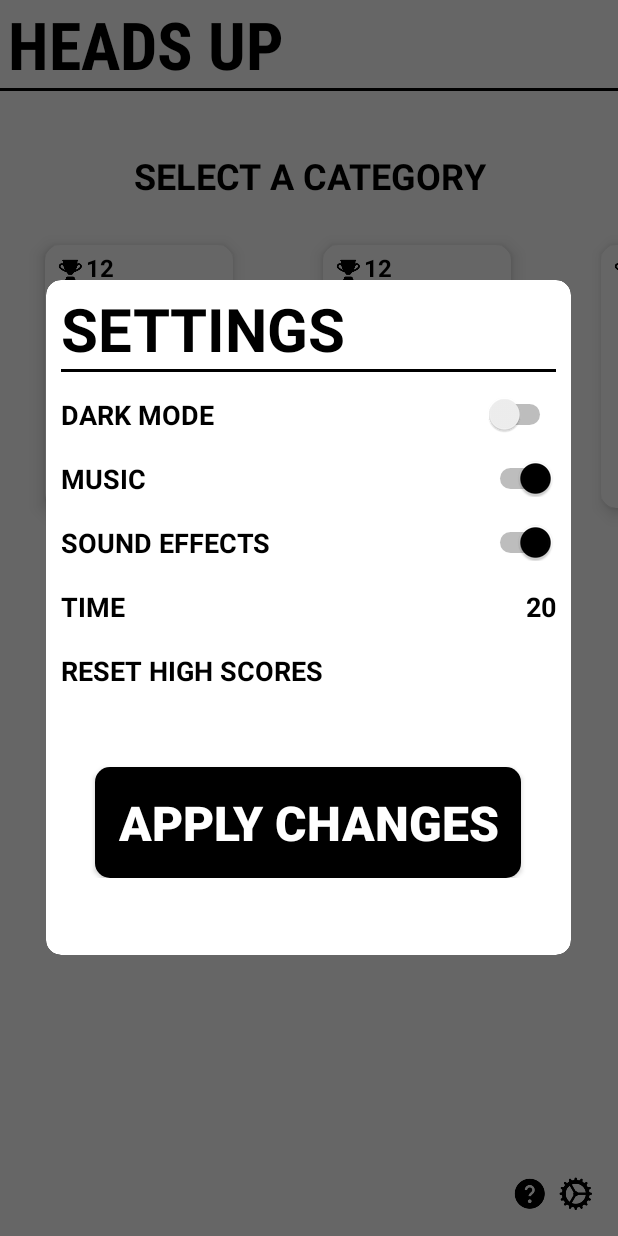
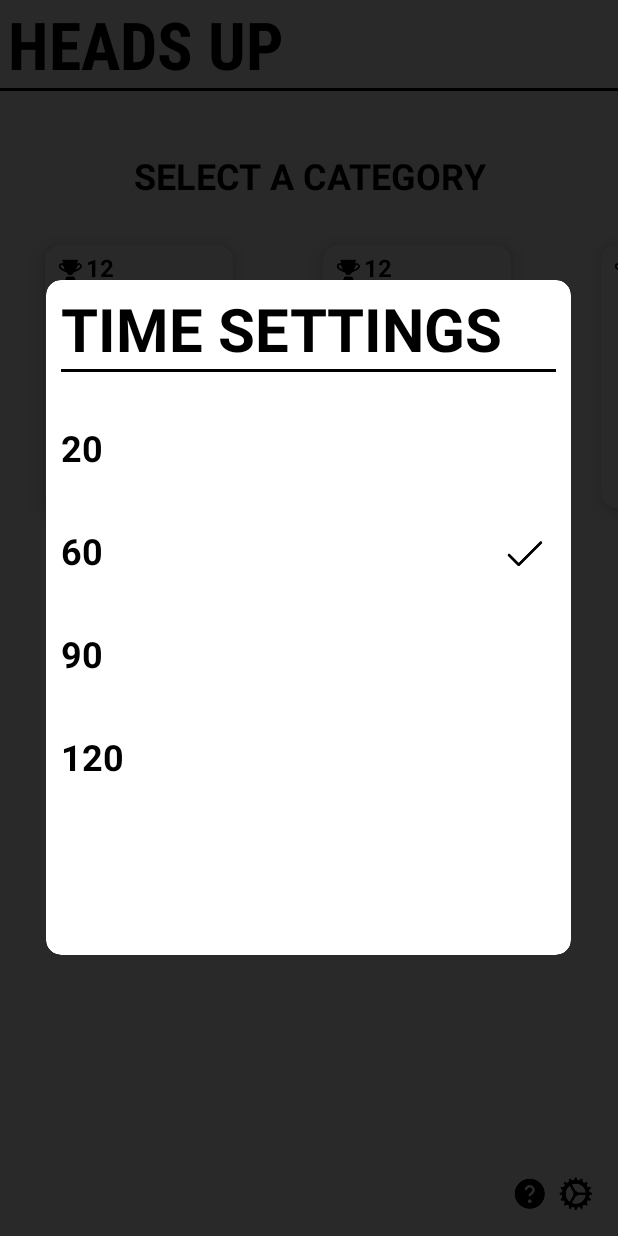
Before and after one commit to ivanvb/HeadsUp, an Android app: the fragment SettingsDialogFragment placed in its activity, after a tap on "TIME", on a phone screen of 412 x 824 dp. Run offline under Robolectric (Android 15) with nearby library versions, the phone set to English and light mode, and no system bars.

Commit message:
Added time change settings Dialog Fragment.
Added interface to communicate between Fragments.

Time can properly be changed from settings.

```diff
--- a/app/src/main/java/com/example/headsup/GameActivity.java
+++ b/app/src/main/java/com/example/headsup/GameActivity.java
@@ -15,6 +15,7 @@ import android.provider.MediaStore;
 import android.support.v7.app.AppCompatActivity;
 import android.os.Bundle;
 import android.util.Log;
+import android.view.KeyEvent;
 import android.view.Surface;
 import android.view.WindowManager;
 import android.widget.TextView;
@@ -42,6 +43,7 @@ public class GameActivity extends AppCompatActivity implements SensorEventListen
     TextView tvTimer;
     Context sensorContext;
     String correctText, incorrectText;
+    CountDownTimer timer, delayBeforeEndTimer;
 
     int STEP = 2000;
     int correct = 0, incorrect = 0;
@@ -204,7 +206,6 @@ public class GameActivity extends AppCompatActivity implements SensorEventListen
                 }
                 else
                 {
-                    //mpc.start();
                     tvWord.setText(currentWord);
                     soundAlreadyPlayed = false;
                 }
@@ -212,7 +213,6 @@ public class GameActivity extends AppCompatActivity implements SensorEventListen
 
             else
             {
-                //mpc.start();
                 if(tvWord.getText().toString().equals("Please adjust your device"))
                 {
                     tvWord.setText(currentWord);
@@ -262,7 +262,7 @@ public class GameActivity extends AppCompatActivity implements SensorEventListen
 
     private void startTimer()
     {
-        CountDownTimer timer = new CountDownTimer(millisecondsLeft, 1000) {
+        timer = new CountDownTimer(millisecondsLeft, 1000) {
             @Override
             public void onTick(long millisUntilFinished) {
 
@@ -294,11 +294,9 @@ public class GameActivity extends AppCompatActivity implements SensorEventListen
 
     }
 
-
-
     public void waitNSeconds(long n)
     {
-        CountDownTimer t = new CountDownTimer(1500, 1000) {
+        delayBeforeEndTimer = new CountDownTimer(1500, 1000) {
             @Override
             public void onTick(long millisUntilFinished) {
 
@@ -311,4 +309,20 @@ public class GameActivity extends AppCompatActivity implements SensorEventListen
             }
         }.start();
     }
+
+    @Override
+    public boolean onKeyDown(int keyCode, KeyEvent event)
+    {
+        if ((keyCode == KeyEvent.KEYCODE_BACK))
+        {
+            timer.cancel();
+            if(delayBeforeEndTimer != null)
+            {
+                delayBeforeEndTimer.cancel();
+            }
+
+            finish();
+        }
+        return super.onKeyDown(keyCode, event);
+    }
 }
--- /dev/null
+++ b/app/src/main/java/com/example/headsup/IFragmentListener.java
@@ -0,0 +1,5 @@
+package com.example.headsup;
+
+public interface IFragmentListener {
+    void onInputSent(String input);
+}
--- a/app/src/main/java/com/example/headsup/MainActivity.java
+++ b/app/src/main/java/com/example/headsup/MainActivity.java
@@ -31,7 +31,7 @@ import java.lang.reflect.Array;
 import java.util.ArrayList;
 import java.util.Arrays;
 
-public class MainActivity extends AppCompatActivity implements View.OnClickListener {
+public class MainActivity extends AppCompatActivity implements View.OnClickListener, IFragmentListener{
 
     Button btn;
     ImageView settingsImg;
@@ -42,6 +42,7 @@ public class MainActivity extends AppCompatActivity implements View.OnClickListe
     String theme, music, sound, time;
     String chosenCategory;
     ArrayList <String> chosenWordList;
+    SettingsDialogFragment editNameDialogFragment;
     @Override
     protected void onCreate(Bundle savedInstanceState) {
         super.onCreate(savedInstanceState);
@@ -66,7 +67,6 @@ public class MainActivity extends AppCompatActivity implements View.OnClickListe
         music = sharedPref.getString("music", "on");
         sound = sharedPref.getString("sound", "on");
         time = sharedPref.getString("time", "60");
-        time = "20";
     }
 
     private void updateTheme()
@@ -190,10 +190,26 @@ public class MainActivity extends AppCompatActivity implements View.OnClickListe
     private void openSettingsFragment()
     {
         FragmentManager fm = getSupportFragmentManager();
-        SettingsDialogFragment editNameDialogFragment = SettingsDialogFragment.newInstance(theme, music, sound, time);
+        editNameDialogFragment = SettingsDialogFragment.newInstance(theme, music, sound, time);
 
         editNameDialogFragment.show(fm, theme);
     }
 
 
+    @Override
+    public void onInputSent(String input) {
+
+        editNameDialogFragment.receiveData(input);
+        if(input.contains("commit"))
+        {
+
+        }
+        else
+        {
+
+        }
+
+
+    }
+
 }
--- a/app/src/main/java/com/example/headsup/SettingsDialogFragment.java
+++ b/app/src/main/java/com/example/headsup/SettingsDialogFragment.java
@@ -2,10 +2,12 @@ package com.example.headsup;
 
 import android.app.AlertDialog;
 import android.content.Context;
+import android.content.Intent;
 import android.content.SharedPreferences;
 import android.os.Bundle;
 import android.support.annotation.Nullable;
 import android.support.v4.app.DialogFragment;
+import android.support.v4.app.FragmentManager;
 import android.support.v4.util.Pair;
 import android.view.LayoutInflater;
 import android.view.View;
@@ -19,15 +21,17 @@ import android.widget.Switch;
 import android.widget.TextView;
 import android.widget.Toast;
 
-public class SettingsDialogFragment extends DialogFragment implements View.OnClickListener, CompoundButton.OnCheckedChangeListener {
+public class SettingsDialogFragment extends DialogFragment implements View.OnClickListener,
+        CompoundButton.OnCheckedChangeListener{
 
-    private EditText mEditText;
     SharedPreferences sharedPref ;
     SharedPreferences.Editor editor;
     private static String fragTheme, fragMusic, fragSound, fragTime;
+    private IFragmentListener listener;
     Switch switchTheme, switchMusic, switchSoundEffects;
     ImageView imgCheck;
     boolean resetHighscore = false;
+    TextView tvTimeSetting;
 
     public SettingsDialogFragment() {
         // Empty constructor is required for DialogFragment
@@ -83,7 +87,7 @@ public class SettingsDialogFragment extends DialogFragment implements View.OnCli
         RelativeLayout rlTime = view.findViewById(R.id.layoutTime);
         rlTime.setOnClickListener(this);
 
-        TextView tvTimeSetting = view.findViewById(R.id.tvTimeSetting);
+        tvTimeSetting = view.findViewById(R.id.tvTimeSetting);
         tvTimeSetting.setText(fragTime);
 
         imgCheck = view.findViewById(R.id.imgCheck);
@@ -99,12 +103,17 @@ public class SettingsDialogFragment extends DialogFragment implements View.OnCli
         if(v.getId() == R.id.btnApplyChanges)
         {
             saveChanges();
+            listener.onInputSent(fragTime + "commit");
             ((MainActivity)getActivity()).restart();
             dismiss();
         }
         else if(v.getId() == R.id.layoutResetHighscore)
         {
             changeResetHighScoreState();
+        }
+        else if(v.getId() == R.id.layoutTime)
+        {
+            openTimeSelectionFragment();
         }
     }
 
@@ -175,5 +184,29 @@ public class SettingsDialogFragment extends DialogFragment implements View.OnCli
         imgCheck.setAlpha((resetHighscore)? 1f : 0f);
     }
 
+    private void openTimeSelectionFragment()
+    {
+        FragmentManager fm = getFragmentManager();
+        TimeSelectSettingDialogFragment editNameDialogFragment = TimeSelectSettingDialogFragment.newInstance(fragTime);
+        editNameDialogFragment.show(fm, "time select");
+    }
 
+
+    public void receiveData(String data)
+    {
+        tvTimeSetting.setText(data);
+        fragTime = data;
+    }
+
+    @Override
+    public void onAttach(Context context) {
+        super.onAttach(context);
+        listener = (IFragmentListener)context;
+    }
+
+    @Override
+    public void onDetach() {
+        super.onDetach();
+        listener = null;
+    }
 }
--- /dev/null
+++ b/app/src/main/java/com/example/headsup/TimeSelectSettingDialogFragment.java
@@ -0,0 +1,141 @@
+package com.example.headsup;
+
+import android.content.Context;
+import android.content.DialogInterface;
+import android.os.Bundle;
+import android.support.annotation.Nullable;
+import android.support.v4.app.DialogFragment;
+import android.view.LayoutInflater;
+import android.view.View;
+import android.view.ViewGroup;
+import android.widget.ImageView;
+import android.widget.RelativeLayout;
+import android.widget.Toast;
+
+import java.util.ArrayList;
+import java.util.Arrays;
+import java.util.Collection;
+
+public class TimeSelectSettingDialogFragment extends DialogFragment implements View.OnClickListener{
+
+    ArrayList<String>timestamps;
+    ArrayList<ImageView> checks;
+    private static String currentTimespamp;
+    private IFragmentListener listener;
+    short timeSelection;
+    public TimeSelectSettingDialogFragment()
+    {
+
+    }
+
+    public static TimeSelectSettingDialogFragment newInstance(String selectedTime) {
+
+        Bundle args = new Bundle();
+
+        currentTimespamp = selectedTime;
+        TimeSelectSettingDialogFragment fragment = new TimeSelectSettingDialogFragment();
+        fragment.setArguments(args);
+        return fragment;
+    }
+
+    @Override
+    public View onCreateView(LayoutInflater inflater, ViewGroup container,
+                             Bundle savedInstanceState) {
+        getDialog().getWindow().setBackgroundDrawableResource(R.drawable.round_fragment);
+
+        return inflater.inflate(R.layout.settings_time_dialog_fragment, container);
+    }
+
+    @Override
+    public void onViewCreated(View view, @Nullable Bundle savedInstanceState) {
+        timestamps = new ArrayList<>(Arrays.asList("20", "60", "90", "120"));
+        timeSelection = getTimestampIndex();
+        registerImageViews();
+        updateSelection();
+
+        RelativeLayout firstRow = view.findViewById(R.id.firstTimestamp);
+        firstRow.setOnClickListener(this);
+        RelativeLayout secondRow = view.findViewById(R.id.secondTimestamp);
+        secondRow.setOnClickListener(this);
+        RelativeLayout thirdRow = view.findViewById(R.id.thirdTimestamp);
+        thirdRow.setOnClickListener(this);
+        RelativeLayout fourthRow = view.findViewById(R.id.fourthTimestamp);
+        fourthRow.setOnClickListener(this);
+    }
+    @Override
+    public void onClick(View v) {
+
+        if(v.getId() == R.id.firstTimestamp)
+        {
+            timeSelection = 0;
+            updateSelection();
+            currentTimespamp = "20";
+        }else if(v.getId() == R.id.secondTimestamp)
+        {
+            timeSelection = 1;
+            updateSelection();
+            currentTimespamp = "60";
+        }else if(v.getId() == R.id.thirdTimestamp)
+        {
+            timeSelection = 2;
+            updateSelection();
+            currentTimespamp = "90";
+        }else if(v.getId() == R.id.fourthTimestamp)
+        {
+            timeSelection = 3;
+            updateSelection();
+            currentTimespamp = "120";
+        }
+    }
+
+    private short getTimestampIndex()
+    {
+        return (short)timestamps.indexOf(currentTimespamp);
+    }
+
+    private void registerImageViews()
+    {
+        ImageView[] arr =
+                {
+                        getView().findViewById(R.id.firstCheck), getView().findViewById(R.id.secondCheck),
+                        getView().findViewById(R.id.thirdCheck), getView().findViewById(R.id.fourthCheck)
+                };
+        checks = new ArrayList<ImageView>(Arrays.asList(arr));
+    }
+
+    private void updateSelection()
+    {
+        int size = checks.size();
+        for(int i = 0; i < size; i++)
+        {
+            if(i == timeSelection)
+            {
+                checks.get(i).setAlpha(1f);
+            }
+            else
+            {
+                checks.get(i).setAlpha(0f);
+            }
+        }
+    }
+
+    @Override
+    public void onDismiss(DialogInterface dialog) {
+        super.onDismiss(dialog);
+
+        listener.onInputSent(currentTimespamp);
+
+    }
+
+    @Override
+    public void onAttach(Context context) {
+        super.onAttach(context);
+        listener = (IFragmentListener)context;
+    }
+
+    @Override
+    public void onDetach() {
+        super.onDetach();
+        listener = null;
+    }
+}
--- a/app/src/main/res/layout/card.xml
+++ b/app/src/main/res/layout/card.xml
@@ -61,7 +61,7 @@
                 android:layout_marginBottom="8dp"/>
 
             <TextView
-                android:layout_width="25dp"
+                android:layout_width="wrap_content"
                 android:layout_height="18dp"
                 android:id="@+id/cardTime"
                 android:text="60"
--- a/app/src/main/res/layout/settings_dialog_fragment.xml
+++ b/app/src/main/res/layout/settings_dialog_fragment.xml
@@ -1,14 +1,15 @@
 <?xml version="1.0" encoding="utf-8"?>
 <LinearLayout xmlns:android="http://schemas.android.com/apk/res/android"
     xmlns:app="http://schemas.android.com/apk/res-auto"
-    android:id="@+id/edit_name"
+    android:id="@+id/settingsFragment"
     android:layout_width="400dp"
     android:layout_height="400dp"
     android:layout_gravity="center"
     android:orientation="vertical"
     android:minWidth="175dp"
     android:minHeight="225dp"
-    android:background="@drawable/round_fragment">
+    android:background="@drawable/round_fragment"
+    android:tag="settings">
 
     <android.support.v7.widget.CardView
         app:cardCornerRadius="10dp"
--- /dev/null
+++ b/app/src/main/res/layout/settings_time_dialog_fragment.xml
@@ -0,0 +1,186 @@
+<?xml version="1.0" encoding="utf-8"?>
+<LinearLayout xmlns:android="http://schemas.android.com/apk/res/android"
+    xmlns:app="http://schemas.android.com/apk/res-auto"
+    android:id="@+id/edit_name"
+    android:layout_width="400dp"
+    android:layout_height="400dp"
+    android:layout_gravity="center"
+    android:orientation="vertical"
+    android:minWidth="175dp"
+    android:minHeight="225dp"
+    android:background="@drawable/round_fragment"
+    android:tag="timeSettings">
+
+    <android.support.v7.widget.CardView
+        app:cardCornerRadius="10dp"
+        android:layout_width="350dp"
+        android:layout_height="450dp"
+        android:id="@+id/popup"
+        android:background="?attr/backgroundColor">
+
+
+        <RelativeLayout
+            android:layout_width="wrap_content"
+            android:layout_height="wrap_content"
+            android:layout_marginTop="5dp"
+            android:layout_marginStart="10dp"
+            android:layout_marginEnd="10dp">
+
+            <TextView
+                android:id="@+id/timeSettingsTitle"
+                android:layout_width="wrap_content"
+                android:layout_height="wrap_content"
+                android:text="@string/settings_time_title"
+                android:textSize="40sp"
+                android:textStyle="bold"
+                android:textColor="?attr/textColor"/>
+
+            <View
+                android:id="@+id/timeSettingsDivider"
+                android:layout_width="match_parent"
+                android:layout_height="2dp"
+                android:background="?attr/textColor"
+                android:layout_below="@+id/timeSettingsTitle"
+                android:layout_marginBottom="0dp"/>
+
+            <RelativeLayout
+                android:id="@+id/firstTimestamp"
+                android:layout_width="match_parent"
+                android:layout_height="wrap_content"
+                android:clickable="true"
+                android:focusable="true"
+                android:foreground="?android:attr/selectableItemBackground"
+                android:layout_below="@+id/timeSettingsTitle"
+                android:layout_marginTop="18dp">
+
+                <TextView
+                    android:id="@+id/tvFirstTimestamp"
+                    android:layout_width="wrap_content"
+                    android:layout_height="wrap_content"
+                    android:textSize="24sp"
+                    android:layout_marginTop="18dp"
+                    android:textStyle="bold"
+                    android:textColor="?attr/textColor"
+                    android:text="20" />
+
+                <ImageView
+                    android:id="@+id/firstCheck"
+                    android:layout_width="28dp"
+                    android:layout_height="28dp"
+                    android:src="?attr/checkRes"
+                    android:alpha="0"
+                    android:layout_alignParentEnd="true"
+                    android:layout_toRightOf="@+id/tvFirstTimestamp"
+                    android:layout_marginStart="260dp"
+                    android:layout_alignBottom="@id/tvFirstTimestamp"
+                    />
+
+            </RelativeLayout>
+            <RelativeLayout
+                android:id="@+id/secondTimestamp"
+                android:layout_width="match_parent"
+                android:layout_height="wrap_content"
+                android:clickable="true"
+                android:focusable="true"
+                android:foreground="?android:attr/selectableItemBackground"
+                android:layout_below="@+id/firstTimestamp"
+                android:layout_marginTop="18dp">
+
+                <TextView
+                    android:id="@+id/tvSecondTimestamp"
+                    android:layout_width="wrap_content"
+                    android:layout_height="wrap_content"
+                    android:textSize="24sp"
+                    android:layout_marginTop="18dp"
+                    android:textStyle="bold"
+                    android:textColor="?attr/textColor"
+                    android:text="60" />
+
+                <ImageView
+                    android:id="@+id/secondCheck"
+                    android:layout_width="28dp"
+                    android:layout_height="28dp"
+                    android:src="?attr/checkRes"
+                    android:alpha="0"
+                    android:layout_alignParentEnd="true"
+                    android:layout_toRightOf="@+id/tvSecondTimestamp"
+                    android:layout_marginStart="260dp"
+                    android:layout_alignBottom="@id/tvSecondTimestamp"
+                    />
+
+            </RelativeLayout>
+            <RelativeLayout
+                android:id="@+id/thirdTimestamp"
+                android:layout_width="match_parent"
+                android:layout_height="wrap_content"
+                android:clickable="true"
+                android:focusable="true"
+                android:foreground="?android:attr/selectableItemBackground"
+                android:layout_below="@+id/secondTimestamp"
+                android:layout_marginTop="18dp">
+
+                <TextView
+                    android:id="@+id/tvThirdTimestamp"
+                    android:layout_width="wrap_content"
+                    android:layout_height="wrap_content"
+                    android:textSize="24sp"
+                    android:layout_marginTop="18dp"
+                    android:textStyle="bold"
+                    android:textColor="?attr/textColor"
+                    android:text="90" />
+
+                <ImageView
+                    android:id="@+id/thirdCheck"
+                    android:layout_width="28dp"
+                    android:layout_height="28dp"
+                    android:src="?attr/checkRes"
+                    android:alpha="0"
+                    android:layout_alignParentEnd="true"
+                    android:layout_toRightOf="@+id/tvThirdTimestamp"
+                    android:layout_marginStart="260dp"
+                    android:layout_alignBottom="@id/tvThirdTimestamp"
+                    />
+
+            </RelativeLayout>
+            <RelativeLayout
+                android:id="@+id/fourthTimestamp"
+                android:layout_width="match_parent"
+                android:layout_height="wrap_content"
+                android:clickable="true"
+                android:focusable="true"
+                android:foreground="?android:attr/selectableItemBackground"
+                android:layout_below="@+id/thirdTimestamp"
+                android:layout_marginTop="18dp">
+
+                <TextView
+                    android:id="@+id/tvFourthTimestamp"
+                    android:layout_width="wrap_content"
+                    android:layout_height="wrap_content"
+                    android:textSize="24sp"
+                    android:layout_marginTop="18dp"
+                    android:textStyle="bold"
+                    android:textColor="?attr/textColor"
+                    android:text="120" />
+
+                <ImageView
+                    android:id="@+id/fourthCheck"
+                    android:layout_width="28dp"
+                    android:layout_height="28dp"
+                    android:src="?attr/checkRes"
+                    android:alpha="0"
+                    android:layout_alignParentEnd="true"
+                    android:layout_toRightOf="@+id/tvFourthTimestamp"
+                    android:layout_marginStart="260dp"
+                    android:layout_alignBottom="@id/tvFourthTimestamp"
+                    />
+
+            </RelativeLayout>
+
+
+
+        </RelativeLayout>
+
+
+
+    </android.support.v7.widget.CardView>
+</LinearLayout>
--- a/app/src/main/res/values/strings.xml
+++ b/app/src/main/res/values/strings.xml
@@ -5,6 +5,7 @@
     <string name="play_button">PLAY</string>
     <string name="correct">CORRECT</string>
     <string name="incorrect">INCORRECT</string>
+    <string name="settings_time_title">TIME SETTINGS</string>
 
     <!--Settings related strings-->
     <string name="settings_title">SETTINGS</string>
@@ -208,6 +209,7 @@
     </string-array>
 
     <string-array name="gym">
+        <item name="arnold">Arnold Schwarzenegger</item>
         <item name="run">run</item>
         <item name="walk">walk</item>
         <item name="deadlift">deadlift</item>
```
